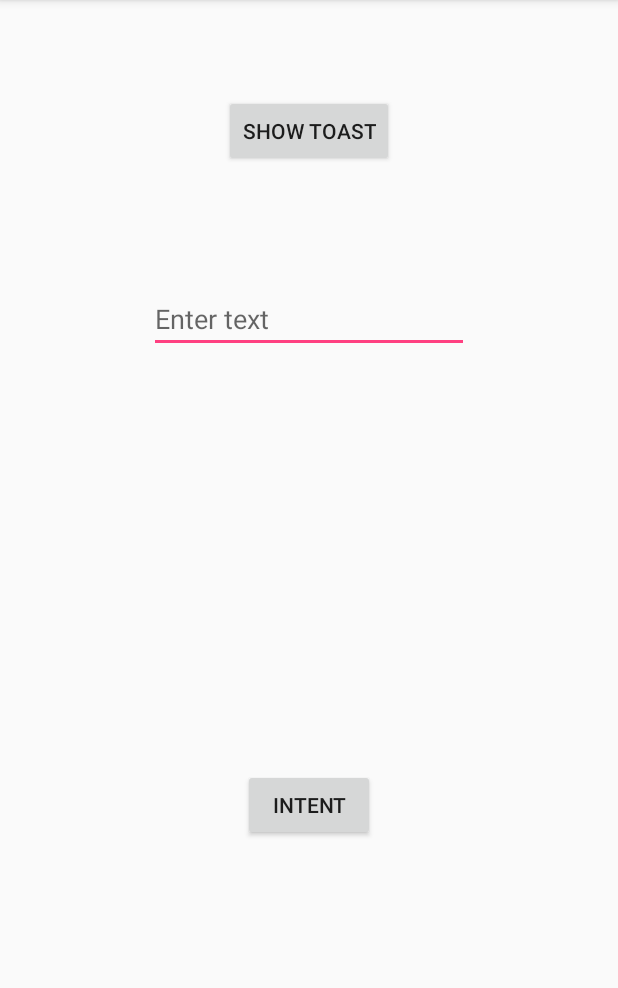
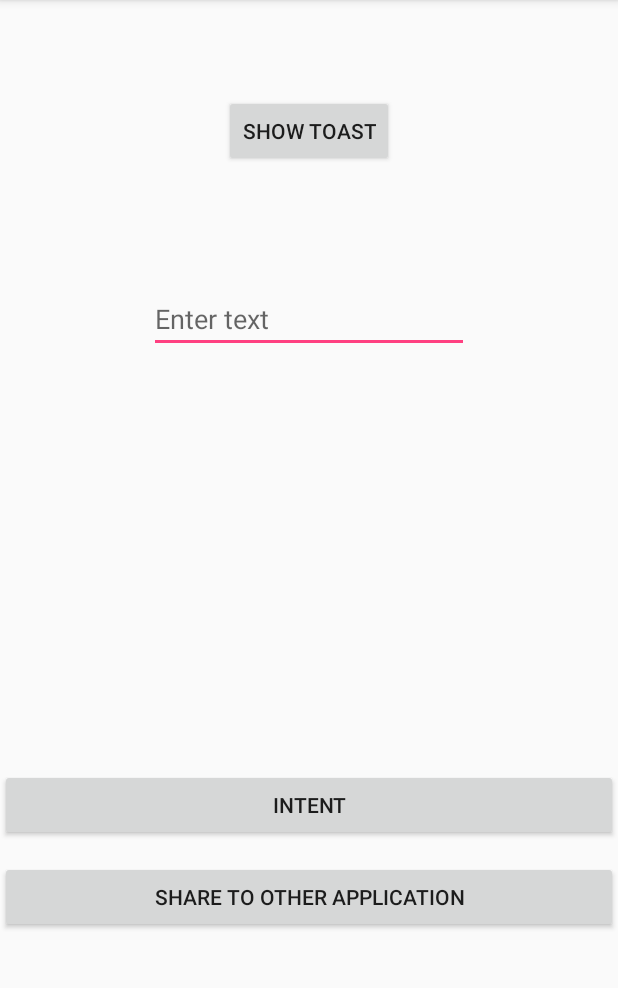
Before and after one commit to marttp/Kotlin-Android-Training, an Android app: the screen it shows after launch (MainActivity), on a phone screen of 412 x 824 dp, the part 84-1072 px from its top. Run offline under Robolectric (Android 15) with nearby library versions, the phone set to English and light mode, and no system bars.

Commit message:
First Commit

```diff
--- a/app/src/main/java/com/example/mart/msgshareapp/SecondActivity.kt
+++ b/app/src/main/java/com/example/mart/msgshareapp/SecondActivity.kt
@@ -2,11 +2,17 @@ package com.example.mart.msgshareapp
 
 import android.support.v7.app.AppCompatActivity
 import android.os.Bundle
+import kotlinx.android.synthetic.main.activity_second.*
 
 class SecondActivity : AppCompatActivity() {
 
     override fun onCreate(savedInstanceState: Bundle?) {
         super.onCreate(savedInstanceState)
         setContentView(R.layout.activity_second)
+
+        val bundle: Bundle = intent.extras
+        var msg: String? = bundle.getString("text1")
+
+        textIntent.text = msg
     }
 }
--- a/app/src/main/res/layout/activity_main.xml
+++ b/app/src/main/res/layout/activity_main.xml
@@ -33,12 +33,21 @@
 
         <Button
             android:id="@+id/sendIntent"
-            android:layout_width="wrap_content"
+            android:layout_width="match_parent"
             android:layout_height="wrap_content"
             android:layout_alignParentBottom="true"
             android:layout_centerHorizontal="true"
             android:layout_marginBottom="207dp"
             android:text="Intent" />
+
+        <Button
+            android:id="@+id/inplicitIntent"
+            android:layout_width="match_parent"
+            android:layout_height="wrap_content"
+            android:layout_alignParentBottom="true"
+            android:layout_centerHorizontal="true"
+            android:layout_marginBottom="146dp"
+            android:text="share to other application" />
     </RelativeLayout>
 
 </android.support.constraint.ConstraintLayout>
```
Also changed, not shown: app/src/main/java/com/example/mart/msgshareapp/MainActivity.kt (+10 -0 lines), app/src/main/res/layout/activity_second.xml (+7 -3 lines).
